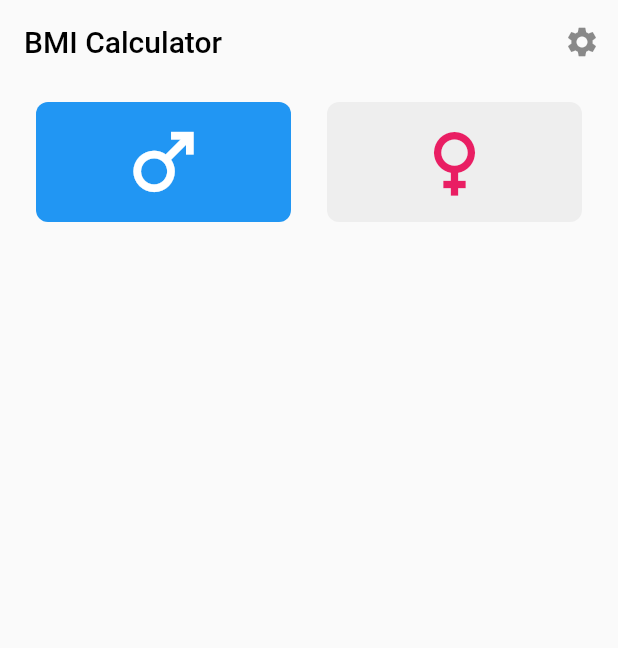
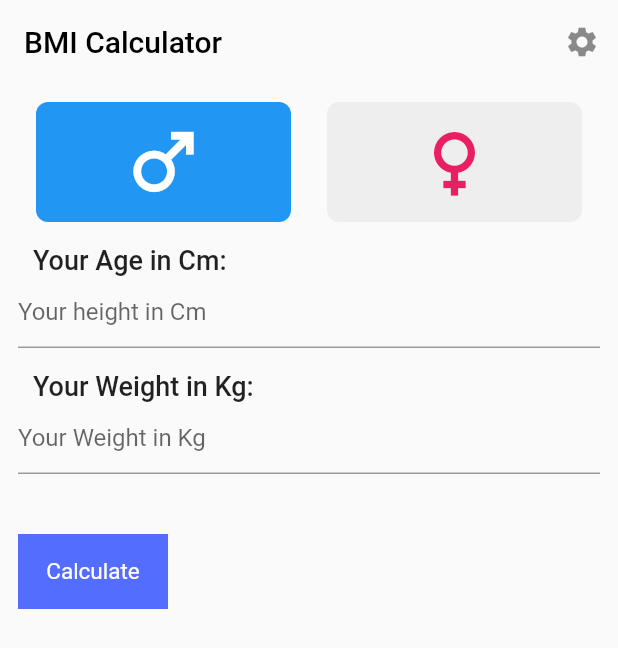
Before and after one commit to SMAmmadAli/BMI-Calculator, a Flutter app: the screen it shows after launch, on a phone screen of 412 x 824 dp. Shown: the top 648 px of the screen. Run offline on Flutter 3.47's test engine with Material 2 defaults, Android fonts, the phone set to English and light mode, and no system bars.

Commit message:
UI Completed

```diff
--- a/lib/main.dart
+++ b/lib/main.dart
@@ -29,7 +29,10 @@ class _MyAppState extends State<MyApp> {
             actions: [
               IconButton(
                 onPressed: () {},
-                icon: const Icon(Icons.settings, color: Colors.black45,),
+                icon: const Icon(
+                  Icons.settings,
+                  color: Colors.black45,
+                ),
               )
             ],
           ),
@@ -37,11 +40,57 @@ class _MyAppState extends State<MyApp> {
             child: Padding(
               padding: const EdgeInsets.all(12.0),
               child: Column(
+                mainAxisAlignment: MainAxisAlignment.start,
+                crossAxisAlignment: CrossAxisAlignment.start,
                 children: [
                   Row(children: [
                     MaleFemale(Icons.male, Colors.blue, 0),
                     MaleFemale(Icons.female, Colors.pink, 1),
-                  ],)
+                  ]),
+                  Container(
+                      margin: const EdgeInsets.only(top: 15.0, left: 10.0),
+                      child: const Text("Your Age in Cm:",
+                          style: TextStyle(
+                            fontSize: 18.0,
+                            fontWeight: FontWeight.w500,
+                          ))),
+                  Container(
+                      child: TextField(
+                    keyboardType: TextInputType.number,
+                    decoration: InputDecoration(
+                        hintText: "Your height in Cm", fillColor: Colors.grey),
+                  )),
+                  Container(
+                      margin: const EdgeInsets.only(top: 15.0, left: 10.0),
+                      child: const Text("Your Weight in Kg:",
+                          style: TextStyle(
+                            fontSize: 18.0,
+                            fontWeight: FontWeight.w500,
+                          ))),
+                  Container(
+                      child: TextField(
+                    keyboardType: TextInputType.number,
+                    decoration: InputDecoration(
+                        hintText: "Your Weight in Kg", fillColor: Colors.grey),
+                  )),
+                  InkWell(
+                    onTap: (){},
+                    child: AnimatedContainer(
+                      margin: EdgeInsets.only(top: 40.0),
+                      alignment: Alignment.center,
+                      height: 50.0,
+                      width: 100.0,
+                      color: Colors.indigoAccent,
+                      duration: Duration(seconds: 1),
+                      child: Text("Calculate",
+                                style: TextStyle(
+                                  color: Colors.white,
+                                  fontSize: 15,
+                                  fontWeight: FontWeight.w400
+                                  ),
+                      ),
+                    ),
+                  )
                 ],
               ),
             ),
@@ -55,11 +104,11 @@ class _MyAppState extends State<MyApp> {
     });
   }
 
-  Widget MaleFemale(IconData icon, Color color, int index){
+  Widget MaleFemale(IconData icon, Color color, int index) {
     // var icon;
     return Expanded(
         child: InkWell(
-        onTap: (){
+      onTap: () {
         // when the click the button the index will have the value of the Animatedcontainer index
         changeIndex(index);
       },
@@ -69,7 +118,7 @@ class _MyAppState extends State<MyApp> {
         duration: const Duration(seconds: 1),
         decoration: BoxDecoration(
           borderRadius: BorderRadius.circular(8.0),
-            color: currentindex == index ? color:Colors.grey[200],
+          color: currentindex == index ? color : Colors.grey[200],
         ),
         child: Icon(
           icon,
```
Lines whose indentation alone changed are shown as unchanged.
